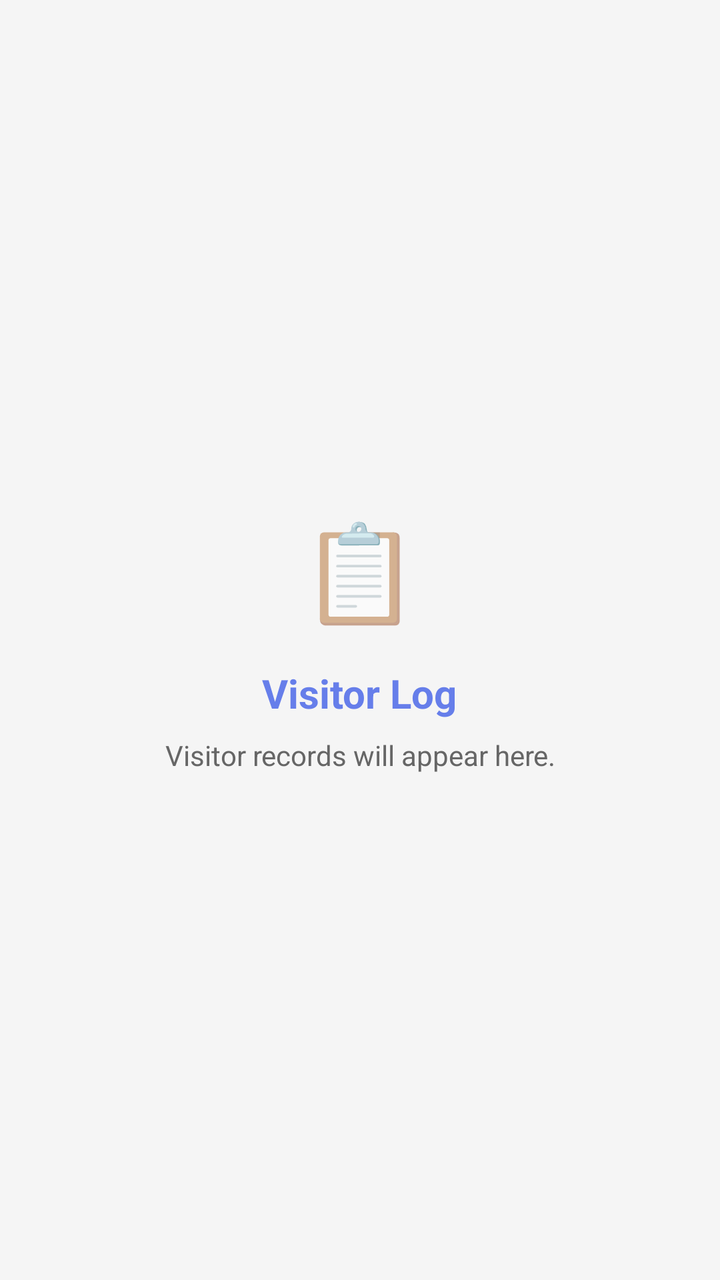
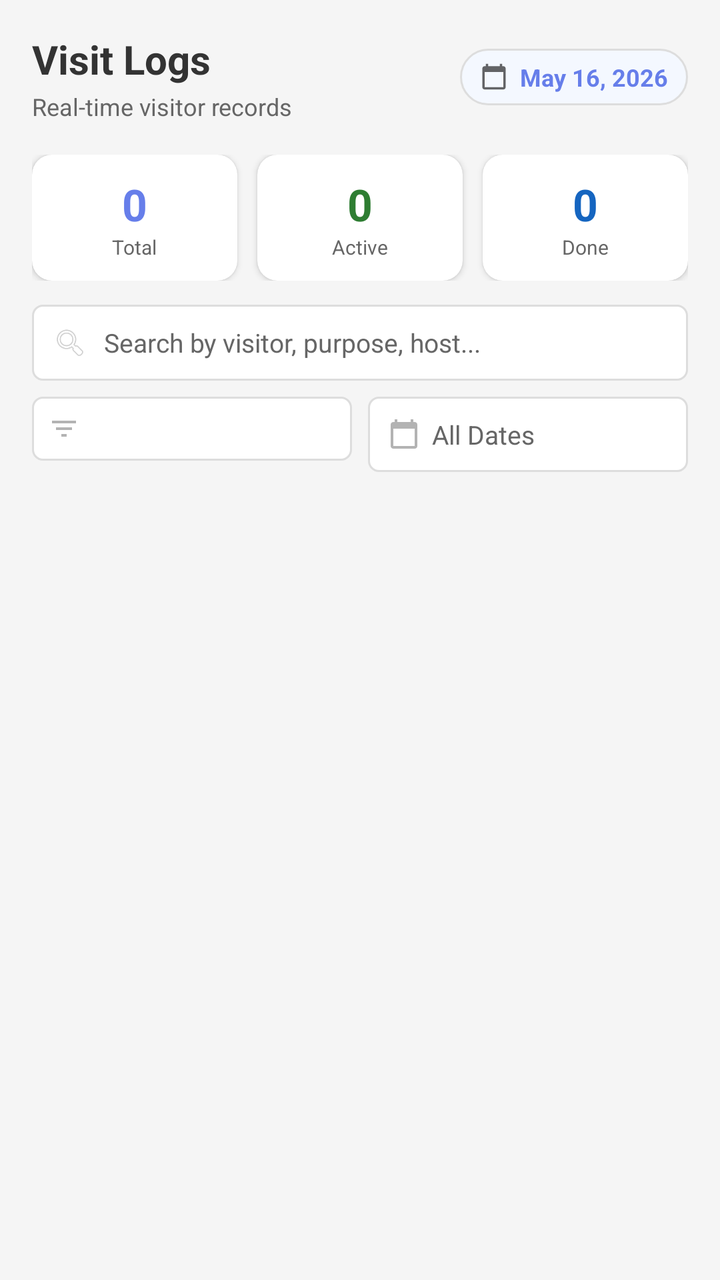

Before-and-after screenshots of an Android layout around one commit, followed by the original layout XML and the change that was made.
<!-- AndroidManifest.xml: application theme Theme.LogPoint -->
<!-- res/layout/fragment_visitor_log.xml -->
<?xml version="1.0" encoding="utf-8"?>
<LinearLayout xmlns:android="http://schemas.android.com/apk/res/android"
    android:layout_width="match_parent"
    android:layout_height="match_parent"
    android:orientation="vertical"
    android:background="@color/bg_light"
    android:padding="16dp"
    android:gravity="center">

    <TextView
        android:layout_width="wrap_content"
        android:layout_height="wrap_content"
        android:text="📋"
        android:textSize="48sp"
        android:layout_marginBottom="16dp" />

    <TextView
        android:layout_width="wrap_content"
        android:layout_height="wrap_content"
        android:text="Visitor Log"
        android:textSize="20sp"
        android:textStyle="bold"
        android:textColor="@color/primary_dark"
        android:layout_marginBottom="8dp" />

    <TextView
        android:layout_width="wrap_content"
        android:layout_height="wrap_content"
        android:text="Visitor records will appear here."
        android:textSize="14sp"
        android:textColor="@color/text_light"
        android:gravity="center" />

</LinearLayout>
<!-- resources referenced by this layout -->
<resources>
  <color name="bg_light">#F5F5F5</color>
  <color name="primary_dark">#667EEA</color>
  <color name="text_light">#666666</color>
  <style name="Theme.LogPoint" parent="Theme.MaterialComponents.DayNight.NoActionBar">
          
          <item name="colorPrimary">@color/primary_dark</item>
          <item name="colorPrimaryVariant">@color/primary_light</item>
          <item name="colorOnPrimary">@color/white</item>
  
          
          <item name="colorError">@color/error</item>
  
          
          <item name="android:colorBackground">@color/bg_light</item>
      </style>
  <color name="primary_light">#764BA2</color>
  <color name="white">#FFFFFF</color>
  <color name="error">#F44336</color>
</resources>

<!-- the commit's change to res/layout/fragment_visitor_log.xml (unified diff, before → after) -->
@@ -1,34 +1,303 @@
 <?xml version="1.0" encoding="utf-8"?>
 <LinearLayout xmlns:android="http://schemas.android.com/apk/res/android"
+    xmlns:app="http://schemas.android.com/apk/res-auto"
     android:layout_width="match_parent"
     android:layout_height="match_parent"
     android:orientation="vertical"
-    android:background="@color/bg_light"
-    android:padding="16dp"
-    android:gravity="center">
-
-    <TextView
+    android:background="@color/bg_light">
+
+    
+    <LinearLayout
+        android:layout_width="match_parent"
+        android:layout_height="wrap_content"
+        android:orientation="horizontal"
+        android:gravity="center_vertical"
+        android:padding="16dp"
+        android:paddingBottom="8dp">
+
+        <LinearLayout
+            android:layout_width="0dp"
+            android:layout_height="wrap_content"
+            android:layout_weight="1"
+            android:orientation="vertical">
+
+            <TextView
+                android:layout_width="wrap_content"
+                android:layout_height="wrap_content"
+                android:text="Visit Logs"
+                android:textSize="20sp"
+                android:textStyle="bold"
+                android:textColor="@color/text_dark" />
+
+            <TextView
+                android:layout_width="wrap_content"
+                android:layout_height="wrap_content"
+                android:text="Real-time visitor records"
+                android:textSize="12sp"
+                android:textColor="@color/text_light"
+                android:layout_marginTop="2dp" />
+        </LinearLayout>
+
+        
+        <LinearLayout
+            android:layout_width="wrap_content"
+            android:layout_height="wrap_content"
+            android:orientation="horizontal"
+            android:gravity="center_vertical"
+            android:background="@drawable/date_badge_bg"
+            android:paddingStart="10dp"
+            android:paddingEnd="10dp"
+            android:paddingTop="6dp"
+            android:paddingBottom="6dp">
+
+            <ImageView
+                android:layout_width="14dp"
+                android:layout_height="14dp"
+                android:src="@drawable/ic_calendar"
+                android:layout_marginEnd="6dp" />
+
+            <TextView
+                android:id="@+id/tvCurrentDate"
+                android:layout_width="wrap_content"
+                android:layout_height="wrap_content"
+                android:text="May 16, 2026"
+                android:textSize="12sp"
+                android:textStyle="bold"
+                android:textColor="@color/primary_dark" />
+        </LinearLayout>
+
+    </LinearLayout>
+
+    
+    <LinearLayout
+        android:layout_width="match_parent"
+        android:layout_height="wrap_content"
+        android:orientation="horizontal"
+        android:paddingStart="16dp"
+        android:paddingEnd="16dp"
+        android:paddingBottom="12dp">
+
+        <androidx.cardview.widget.CardView
+            android:layout_width="0dp"
+            android:layout_height="wrap_content"
+            android:layout_weight="1"
+            android:layout_marginEnd="5dp"
+            app:cardCornerRadius="10dp"
+            app:cardElevation="2dp"
+            app:cardBackgroundColor="@color/white">
+            <LinearLayout android:layout_width="match_parent" android:layout_height="wrap_content"
+                android:orientation="vertical" android:padding="10dp" android:gravity="center">
+                <TextView android:id="@+id/tvTotalCount"
+                    android:layout_width="wrap_content" android:layout_height="wrap_content"
+                    android:text="0" android:textSize="22sp" android:textStyle="bold"
+                    android:textColor="@color/primary_dark" />
+                <TextView android:layout_width="wrap_content" android:layout_height="wrap_content"
+                    android:text="Total" android:textSize="10sp" android:textColor="@color/text_light" />
+            </LinearLayout>
+        </androidx.cardview.widget.CardView>
+
+        <androidx.cardview.widget.CardView
+            android:layout_width="0dp"
+            android:layout_height="wrap_content"
+            android:layout_weight="1"
+            android:layout_marginStart="5dp"
+            android:layout_marginEnd="5dp"
+            app:cardCornerRadius="10dp"
+            app:cardElevation="2dp"
+            app:cardBackgroundColor="@color/white">
+            <LinearLayout android:layout_width="match_parent" android:layout_height="wrap_content"
+                android:orientation="vertical" android:padding="10dp" android:gravity="center">
+                <TextView android:id="@+id/tvActiveCount"
+                    android:layout_width="wrap_content" android:layout_height="wrap_content"
+                    android:text="0" android:textSize="22sp" android:textStyle="bold"
+                    android:textColor="#2e7d32" />
+                <TextView android:layout_width="wrap_content" android:layout_height="wrap_content"
+                    android:text="Active" android:textSize="10sp" android:textColor="@color/text_light" />
+            </LinearLayout>
+        </androidx.cardview.widget.CardView>
+
+        <androidx.cardview.widget.CardView
+            android:layout_width="0dp"
+            android:layout_height="wrap_content"
+            android:layout_weight="1"
+            android:layout_marginStart="5dp"
+            app:cardCornerRadius="10dp"
+            app:cardElevation="2dp"
+            app:cardBackgroundColor="@color/white">
+            <LinearLayout android:layout_width="match_parent" android:layout_height="wrap_content"
+                android:orientation="vertical" android:padding="10dp" android:gravity="center">
+                <TextView android:id="@+id/tvCompletedCount"
+                    android:layout_width="wrap_content" android:layout_height="wrap_content"
+                    android:text="0" android:textSize="22sp" android:textStyle="bold"
+                    android:textColor="#1565c0" />
+                <TextView android:layout_width="wrap_content" android:layout_height="wrap_content"
+                    android:text="Done" android:textSize="10sp" android:textColor="@color/text_light" />
+            </LinearLayout>
+        </androidx.cardview.widget.CardView>
+
+    </LinearLayout>
+
+    
+    <RelativeLayout
+        android:layout_width="match_parent"
+        android:layout_height="wrap_content"
+        android:paddingStart="16dp"
+        android:paddingEnd="16dp"
+        android:paddingBottom="8dp">
+
+        <RelativeLayout
+            android:layout_width="match_parent"
+            android:layout_height="wrap_content"
+            android:background="@drawable/input_background"
+            android:padding="10dp">
+
+            <ImageView
+                android:id="@+id/iconSearch"
+                android:layout_width="18dp"
+                android:layout_height="18dp"
+                android:src="@android:drawable/ic_menu_search"
+                android:layout_alignParentStart="true"
+                android:layout_centerVertical="true"
+                android:alpha="0.4" />
+
+            <EditText
+                android:id="@+id/etSearch"
+                android:layout_width="match_parent"
+                android:layout_height="wrap_content"
+                android:layout_toEndOf="@id/iconSearch"
+                android:layout_marginStart="8dp"
+                android:hint="Search by visitor, purpose, host..."
+                android:background="@null"
+                android:textSize="13sp"
+                android:maxLines="1"
+                android:inputType="text"
+                android:imeOptions="actionSearch"
+                android:textColor="@color/text_dark"
+                android:textColorHint="@color/text_light" />
+        </RelativeLayout>
+    </RelativeLayout>
+
+    
+    <LinearLayout
+        android:layout_width="match_parent"
+        android:layout_height="wrap_content"
+        android:orientation="horizontal"
+        android:paddingStart="16dp"
+        android:paddingEnd="16dp"
+        android:paddingBottom="10dp">
+
+        
+        <LinearLayout
+            android:layout_width="0dp"
+            android:layout_height="wrap_content"
+            android:layout_weight="1"
+            android:layout_marginEnd="8dp"
+            android:orientation="horizontal"
+            android:gravity="center_vertical"
+            android:background="@drawable/input_background"
+            android:padding="8dp">
+
+            <ImageView
+                android:layout_width="16dp"
+                android:layout_height="16dp"
+                android:src="@drawable/ic_filter"
+                android:layout_marginEnd="4dp"
+                android:alpha="0.5" />
+
+            <Spinner
+                android:id="@+id/spinnerStatus"
+                android:layout_width="match_parent"
+                android:layout_height="wrap_content"
+                android:background="@null"
+                android:textSize="13sp" />
+        </LinearLayout>
+
+        
+        <LinearLayout
+            android:id="@+id/btnDateFilter"
+            android:layout_width="0dp"
+            android:layout_height="wrap_content"
+            android:layout_weight="1"
+            android:orientation="horizontal"
+            android:gravity="center_vertical"
+            android:background="@drawable/input_background"
+            android:padding="10dp"
+            android:clickable="true"
+            android:focusable="true">
+
+            <ImageView
+                android:layout_width="16dp"
+                android:layout_height="16dp"
+                android:src="@drawable/ic_calendar"
+                android:layout_marginEnd="6dp"
+                android:alpha="0.5" />
+
+            <TextView
+                android:id="@+id/tvDateFilter"
+                android:layout_width="0dp"
+                android:layout_height="wrap_content"
+                android:layout_weight="1"
+                android:text="All Dates"
+                android:textSize="13sp"
+                android:textColor="@color/text_light"
+                android:maxLines="1"
+                android:ellipsize="end" />
+
+            <TextView
+                android:id="@+id/tvClearDate"
+                android:layout_width="wrap_content"
+                android:layout_height="wrap_content"
+                android:text="×"
+                android:textSize="16sp"
+                android:textColor="@color/text_light"
+                android:visibility="gone"
+                android:clickable="true"
+                android:focusable="true"
+                android:paddingStart="4dp" />
+        </LinearLayout>
+
+    </LinearLayout>
+
+    
+    <ProgressBar
+        android:id="@+id/progressBar"
         android:layout_width="wrap_content"
         android:layout_height="wrap_content"
-        android:text="📋"
-        android:textSize="48sp"
-        android:layout_marginBottom="16dp" />
-
-    <TextView
-        android:layout_width="wrap_content"
-        android:layout_height="wrap_content"
-        android:text="Visitor Log"
-        android:textSize="20sp"
-        android:textStyle="bold"
-        android:textColor="@color/primary_dark"
-        android:layout_marginBottom="8dp" />
-
-    <TextView
-        android:layout_width="wrap_content"
-        android:layout_height="wrap_content"
-        android:text="Visitor records will appear here."
-        android:textSize="14sp"
-        android:textColor="@color/text_light"
-        android:gravity="center" />
+        android:layout_gravity="center"
+        android:visibility="gone"
+        android:layout_marginTop="24dp" />
+
+    
+    <LinearLayout
+        android:id="@+id/layoutEmpty"
+        android:layout_width="match_parent"
+        android:layout_height="wrap_content"
+        android:orientation="vertical"
+        android:gravity="center"
+        android:padding="32dp"
+        android:visibility="gone">
+
+        <TextView android:layout_width="wrap_content" android:layout_height="wrap_content"
+            android:text="📋" android:textSize="48sp" android:layout_marginBottom="12dp" />
+        <TextView android:layout_width="wrap_content" android:layout_height="wrap_content"
+            android:text="No visit records found" android:textSize="16sp"
+            android:textStyle="bold" android:textColor="@color/text_dark"
+            android:layout_marginBottom="6dp" />
+        <TextView android:id="@+id/tvEmptySubtitle"
+            android:layout_width="wrap_content" android:layout_height="wrap_content"
+            android:text="Visit logs will appear here once visitors check in."
+            android:textSize="13sp" android:textColor="@color/text_light" android:gravity="center" />
+    </LinearLayout>
+
+    
+    <androidx.recyclerview.widget.RecyclerView
+        android:id="@+id/recyclerVisitLogs"
+        android:layout_width="match_parent"
+        android:layout_height="0dp"
+        android:layout_weight="1"
+        android:paddingStart="16dp"
+        android:paddingEnd="16dp"
+        android:paddingBottom="16dp"
+        android:clipToPadding="false" />
 
 </LinearLayout>
<!-- resource entries referenced after the edit -->
@@ -2,6 +2,7 @@
 <resources>
   <color name="bg_light">#F5F5F5</color>
   <color name="primary_dark">#667EEA</color>
+  <color name="text_dark">#333333</color>
   <color name="text_light">#666666</color>
   <style name="Theme.LogPoint" parent="Theme.MaterialComponents.DayNight.NoActionBar">
           
@@ -15,8 +16,39 @@
           
           <item name="android:colorBackground">@color/bg_light</item>
       </style>
+  <color name="border_light">#DDDDDD</color>
   <color name="primary_light">#764BA2</color>
   <color name="white">#FFFFFF</color>
+  <!-- drawable date_badge_bg (drawable) -->
+  <?xml version="1.0" encoding="utf-8"?>
+  <shape xmlns:android="http://schemas.android.com/apk/res/android">
+      <solid android:color="#F4F8FF" />
+      <stroke android:width="1dp" android:color="@color/border_light" />
+      <corners android:radius="20dp" />
+  </shape>
+  <!-- drawable ic_calendar (drawable) -->
+  <vector xmlns:android="http://schemas.android.com/apk/res/android"
+      android:width="24dp" android:height="24dp"
+      android:viewportWidth="24" android:viewportHeight="24">
+      <path android:fillColor="?attr/colorControlNormal"
+          android:pathData="M20,3h-1V1h-2v2H7V1H5v2H4C2.9,3 2,3.9 2,5v16c0,1.1 0.9,2 2,2h16c1.1,0 2,-0.9 2,-2V5C22,3.9 21.1,3 20,3zM20,21H4V8h16V21z"/>
+  </vector>
+  <!-- drawable ic_filter (drawable) -->
+  <vector xmlns:android="http://schemas.android.com/apk/res/android"
+      android:width="24dp" android:height="24dp"
+      android:viewportWidth="24" android:viewportHeight="24">
+      <path android:fillColor="?attr/colorControlNormal"
+          android:pathData="M10,18h4v-2h-4v2zM3,6v2h18V6H3zM6,13h12v-2H6v2z"/>
+  </vector>
+  <!-- drawable input_background (drawable) -->
+  <?xml version="1.0" encoding="utf-8"?>
+  <shape xmlns:android="http://schemas.android.com/apk/res/android">
+      <solid android:color="@color/white" />
+      <stroke
+          android:width="1dp"
+          android:color="@color/border_light" />
+      <corners android:radius="5dp" />
+  </shape>
   <color name="error">#F44336</color>
 </resources>
 
